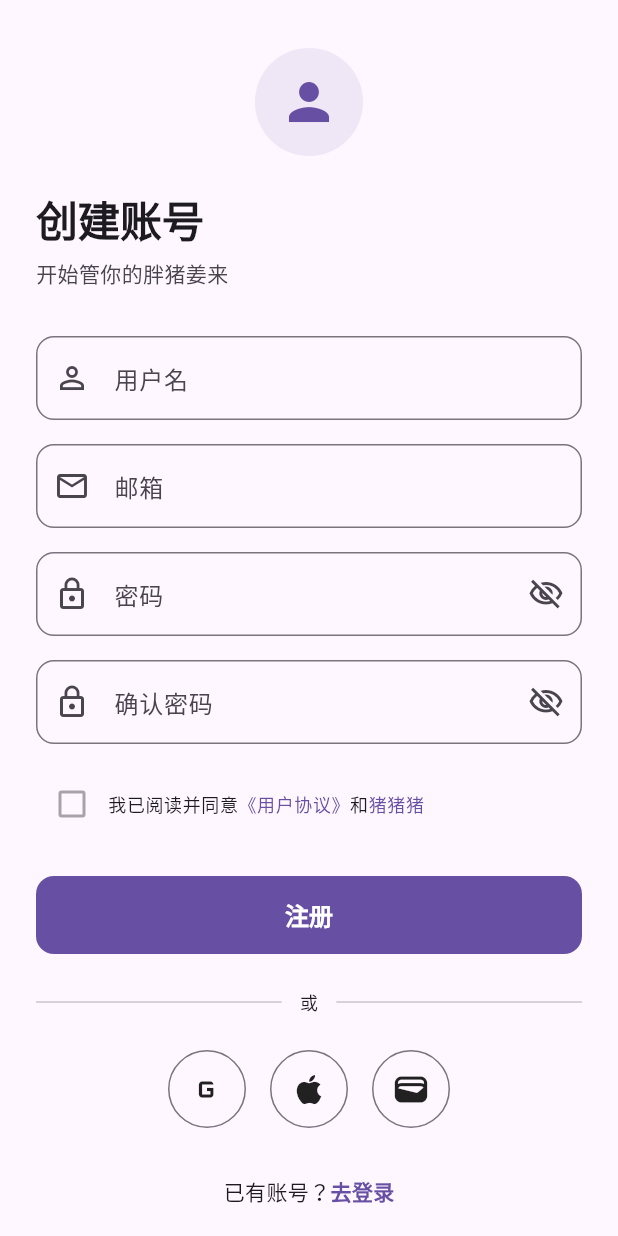
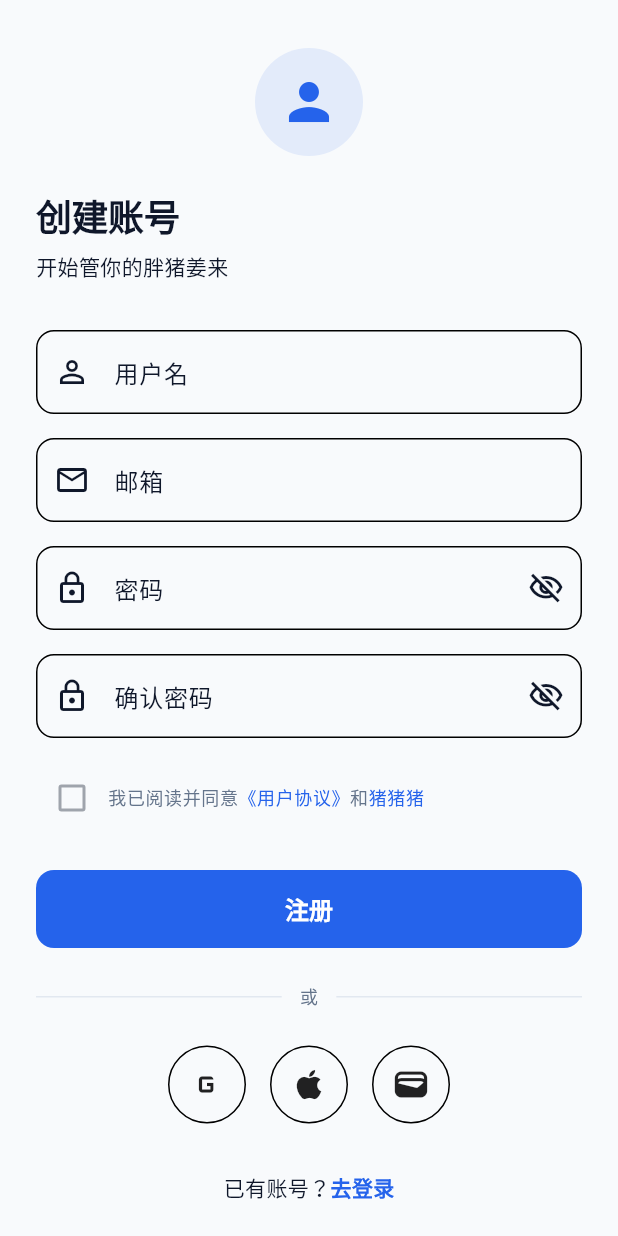
Before and after one commit to AyachiNeneSanobauxichi/Taskly, a Flutter app: the screen it shows after launch, on a phone screen of 412 x 824 dp. Run offline on Flutter 3.47's test engine with Material 3 defaults, Android fonts, the phone set to English and light mode, and no system bars.

Commit message:
theme color

```diff
--- a/lib/app/app.dart
+++ b/lib/app/app.dart
@@ -0,0 +1,20 @@
+import "package:flutter/material.dart";
+
+import "package:todo_app_v1/theme/index.dart";
+import "package:todo_app_v1/features/auth/index.dart";
+
+class WsyApp extends StatelessWidget {
+  const WsyApp({super.key});
+
+  @override
+  Widget build(BuildContext context) {
+    return MaterialApp(
+      title: "Taskly",
+      theme: WsyAppTheme.light, // 亮色主题
+      darkTheme: WsyAppTheme.dark, // 深色主题
+      themeMode: ThemeMode.system, // 跟随系统切换深浅色
+      debugShowCheckedModeBanner: true,
+      home: const RegisterScreen(),
+    );
+  }
+}
--- a/lib/main.dart
+++ b/lib/main.dart
@@ -1,17 +1,6 @@
 import "package:flutter/material.dart";
-import "package:todo_app_v1/features/auth/index.dart";
+import "package:todo_app_v1/app/app.dart";
 
 void main() {
-  runApp(const MainApp());
+  runApp(const WsyApp());
 }
-
-class MainApp extends StatelessWidget {
-  const MainApp({super.key});
-
-  @override
-  Widget build(BuildContext context) {
-    return const MaterialApp(
-      home: Scaffold(body: Center(child: RegisterScreen())),
-    );
-  }
-}
--- a/lib/theme/app_colors.dart
+++ b/lib/theme/app_colors.dart
@@ -0,0 +1,29 @@
+import "package:flutter/material.dart";
+
+/// 全局色板：只放"原始颜色值"，不含任何 Widget 逻辑。
+/// Widget 里不要直接用这里的常量，而是通过 Theme.of(context).colorScheme 取，
+/// 这里只是给 app_theme.dart 组装 ColorScheme 用的"原料"。
+abstract final class WsyAppColors {
+  // —— 品牌主色 ——
+  static const Color primary = Color(0xFF2563EB); // 主色（按钮、强调）
+  static const Color primaryDark = Color(0xFF1D4ED8); // 主色的深色态
+  static const Color secondary = Color(0xFF7C3AED); // 次要强调色
+
+  // —— 中性色（文字/背景/边框）——
+  static const Color background = Color(0xFFF8FAFC); // 页面底色
+  static const Color surface = Color(0xFFFFFFFF); // 卡片/输入框底色
+  static const Color textPrimary = Color(0xFF0F172A); // 主要文字
+  static const Color textSecondary = Color(0xFF64748B); // 次要文字/提示
+  static const Color border = Color(0xFFE2E8F0); // 分割线/边框
+
+  // —— 语义状态色 ——
+  static const Color success = Color(0xFF16A34A);
+  static const Color warning = Color(0xFFF59E0B);
+  static const Color error = Color(0xFFDC2626);
+
+  // —— 深色模式专用中性色 ——
+  static const Color darkBackground = Color(0xFF0F172A);
+  static const Color darkSurface = Color(0xFF1E293B);
+  static const Color darkTextPrimary = Color(0xFFF1F5F9);
+  static const Color darkTextSecondary = Color(0xFF94A3B8);
+}
--- /dev/null
+++ b/lib/theme/app_text_styles.dart
@@ -0,0 +1,51 @@
+import "package:flutter/material.dart";
+import "app_colors.dart";
+
+abstract final class WsyAppTextStyles {
+  static const TextTheme lightTextTheme = TextTheme(
+    // 大标题：
+    headlineMedium: TextStyle(
+      fontSize: 24,
+      fontWeight: FontWeight.bold,
+      height: 1.3, // 行高 = fontSize * 1.3
+      color: WsyAppColors.textPrimary,
+    ),
+
+    // 正文：
+    bodyMedium: TextStyle(
+      fontSize: 14,
+      fontWeight: FontWeight.normal,
+      height: 1.5,
+      color: WsyAppColors.textPrimary,
+    ),
+
+    bodySmall: TextStyle(
+      fontSize: 12,
+      fontWeight: FontWeight.normal,
+      height: 1.4,
+      color: WsyAppColors.textSecondary,
+    ),
+
+    labelLarge: TextStyle(fontSize: 16, fontWeight: FontWeight.w600),
+  );
+
+  static const TextTheme darkTextTheme = TextTheme(
+    headlineMedium: TextStyle(
+      fontSize: 24,
+      fontWeight: FontWeight.bold,
+      height: 1.3,
+      color: WsyAppColors.darkTextPrimary,
+    ),
+    bodyMedium: TextStyle(
+      fontSize: 14,
+      height: 1.5,
+      color: WsyAppColors.darkTextPrimary,
+    ),
+    bodySmall: TextStyle(
+      fontSize: 12,
+      height: 1.4,
+      color: WsyAppColors.darkTextSecondary,
+    ),
+    labelLarge: TextStyle(fontSize: 16, fontWeight: FontWeight.w600),
+  );
+}
--- a/lib/theme/app_theme.dart
+++ b/lib/theme/app_theme.dart
@@ -0,0 +1,52 @@
+import "package:flutter/material.dart";
+import "index.dart";
+
+abstract final class WsyAppTheme {
+  static ThemeData get light {
+    const wsyColorScheme = ColorScheme.light(
+      primary: WsyAppColors.primary,
+      secondary: WsyAppColors.secondary,
+      surface: WsyAppColors.surface,
+      error: WsyAppColors.error,
+      onPrimary: Colors.white, // 主色上面的文字/图标颜色（白字配蓝底）
+      onSurface: WsyAppColors.textPrimary,
+    );
+
+    return ThemeData(
+      useMaterial3: true,
+      colorScheme: wsyColorScheme,
+      scaffoldBackgroundColor: WsyAppColors.background,
+      textTheme: WsyAppTextStyles.lightTextTheme,
+      dividerTheme: const DividerThemeData(
+        color: WsyAppColors.border,
+        thickness: 1,
+      ),
+      visualDensity: VisualDensity.adaptivePlatformDensity,
+    );
+  }
+
+  static ThemeData get dark {
+    const wsyColorScheme = ColorScheme.dark(
+      primary: WsyAppColors.primary,
+      secondary: WsyAppColors.secondary,
+      surface: WsyAppColors.darkSurface,
+      error: WsyAppColors.error,
+      onPrimary: Colors.white,
+      onSurface: WsyAppColors.darkTextPrimary,
+    );
+
+    return ThemeData(
+      useMaterial3: true,
+      colorScheme: wsyColorScheme,
+      scaffoldBackgroundColor: WsyAppColors.darkBackground,
+      textTheme: WsyAppTextStyles.darkTextTheme,
+      // inputDecorationTheme: _inputDecorationTheme(colorScheme),
+      // filledButtonTheme: _filledButtonTheme,
+      dividerTheme: const DividerThemeData(
+        color: WsyAppColors.darkSurface,
+        thickness: 1,
+      ),
+      visualDensity: VisualDensity.adaptivePlatformDensity,
+    );
+  }
+}
--- a/lib/theme/index.dart
+++ b/lib/theme/index.dart
@@ -1,2 +1,3 @@
 export "app_theme.dart";
 export "app_colors.dart";
+export "app_text_styles.dart";
```
